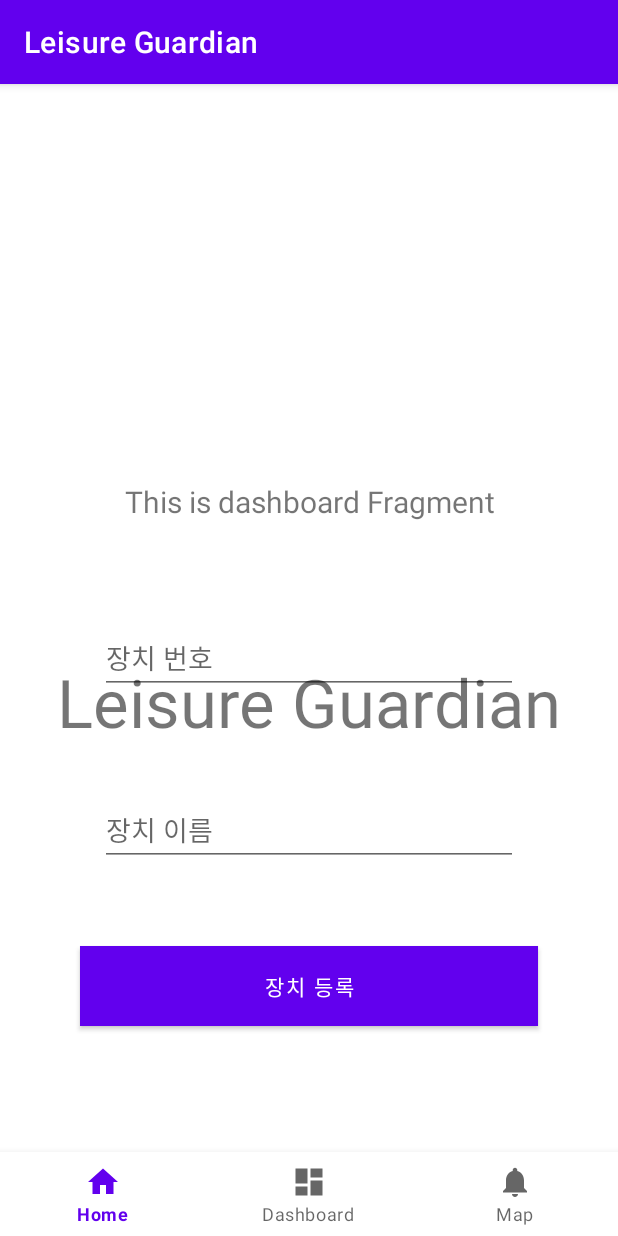
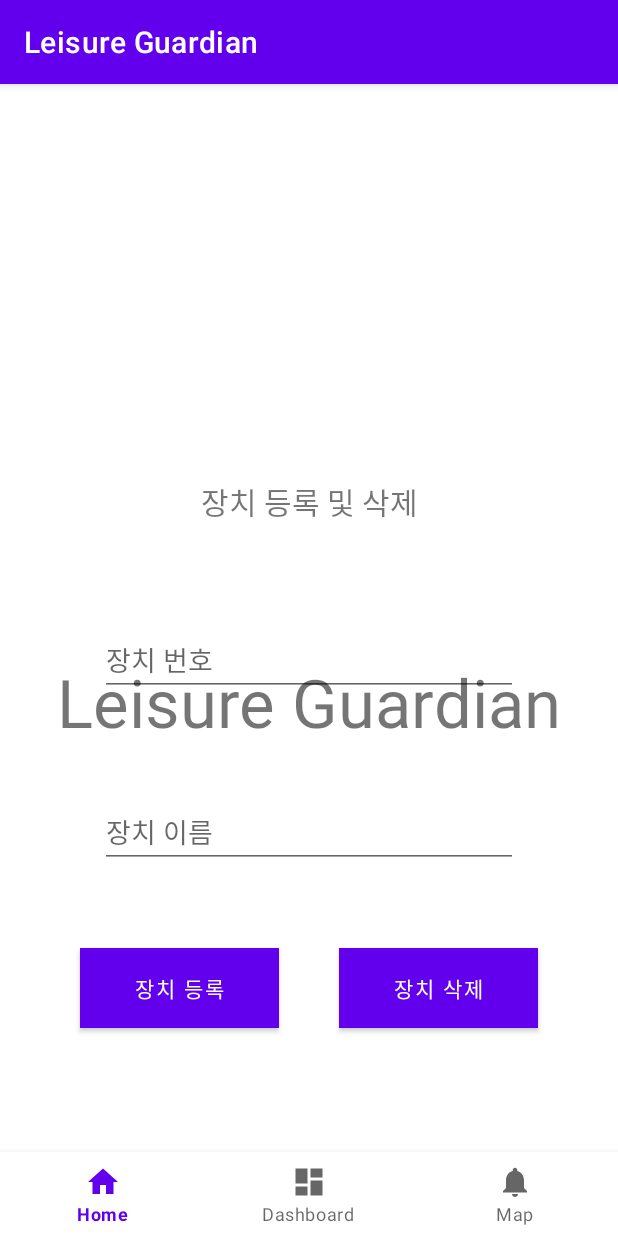
Before and after one commit to LeisureGuardian/App, an Android app: the DashboardFragment screen opened through its navigation route, on a phone screen of 412 x 824 dp. Run offline under Robolectric (Android 15) with nearby library versions, the phone set to English and light mode, and no system bars.

Commit message:
Device delete

```diff
--- /dev/null
+++ b/app/src/main/java/kr/ac/kumoh/ce/leisureguardian/data/DeviceInfo.kt
@@ -0,0 +1,3 @@
+package kr.ac.kumoh.ce.leisureguardian.data
+
+data class DeviceInfo(var deviceSerial: String, var DeviceName: String)
--- /dev/null
+++ b/app/src/main/java/kr/ac/kumoh/ce/leisureguardian/data/ResponseDevice.kt
@@ -0,0 +1,3 @@
+package kr.ac.kumoh.ce.leisureguardian.data
+
+data class ResponseDevice(var data: String)
--- a/app/src/main/java/kr/ac/kumoh/ce/leisureguardian/data/RetrofitAPI.kt
+++ b/app/src/main/java/kr/ac/kumoh/ce/leisureguardian/data/RetrofitAPI.kt
@@ -8,12 +8,22 @@ interface RetrofitAPI {
     @POST("/user/login")
     fun loginPost(@Body logindata: LoginData?): Call<ResponseData>
 
-//    @GET("/devicedata")
-//    suspend fun deviceGet(
-//        @Path("owner") owner: String?,
-//        @Header("x-access-token") token: String?
-//    ): Call<ResponseData<ArrayList<DeviceData>>>
-//
+    @GET("/devicedata")
+    fun deviceGet(
+        @Header("Authorization") token: String?
+    ): Call<DeviceData<ArrayList<StatusData>>>
+
+    @DELETE("/device/{id}")
+    fun delete_device(
+        @Path("id") deviceSerial: String?,
+        @Header("Authorization") token: String?
+    ) :Call<ResponseDevice>
+
+    @POST("/device")
+    fun add_device(
+        @Header("Authorization") token: String?,
+        @Body deviceInfo: DeviceInfo): Call<ResponseData>
+
     @GET("/device")
     fun statusGet(
         @Header("Authorization") token: String?): Call<DeviceData<ArrayList<Device>>>
--- a/app/src/main/java/kr/ac/kumoh/ce/leisureguardian/ui/dashboard/DashboardFragment.kt
+++ b/app/src/main/java/kr/ac/kumoh/ce/leisureguardian/ui/dashboard/DashboardFragment.kt
@@ -6,52 +6,85 @@ import android.view.LayoutInflater
 import android.view.View
 import android.view.ViewGroup
 import android.widget.Button
-import android.widget.TextView
+import android.widget.EditText
+import android.widget.Toast
 import androidx.fragment.app.Fragment
 import androidx.lifecycle.ViewModelProvider
 import kr.ac.kumoh.ce.leisureguardian.R
+import kr.ac.kumoh.ce.leisureguardian.Singleton
+import kr.ac.kumoh.ce.leisureguardian.data.DeviceInfo
+import kr.ac.kumoh.ce.leisureguardian.data.ResponseData
+import kr.ac.kumoh.ce.leisureguardian.data.ResponseDevice
+import kr.ac.kumoh.ce.leisureguardian.data.RetrofitAPI
+import retrofit2.Call
+import retrofit2.Callback
+import retrofit2.Response
+import retrofit2.Retrofit
+import retrofit2.converter.gson.GsonConverterFactory
 
 class DashboardFragment : Fragment() {
-
-    private lateinit var dashboardViewModel: DashboardViewModel
-    private var addDevice: Button? = null
 
     override fun onCreateView(
         inflater: LayoutInflater,
         container: ViewGroup?,
         savedInstanceState: Bundle?
     ): View? {
-        dashboardViewModel =
-            ViewModelProvider(this).get(DashboardViewModel::class.java)
+
         val root = inflater.inflate(R.layout.fragment_dashboard, container, false)
-        val textView: TextView = root.findViewById(R.id.text2)
-        dashboardViewModel.text.observe(viewLifecycleOwner, {
-            textView.text = it
-        })
+        val addDevice: Button = root.findViewById(R.id.add_device)
+        val deleteDevice: Button = root.findViewById(R.id.delete_device)
+        val deviceSerial: EditText = root.findViewById(R.id.deviceSerial)
+        val deviceName: EditText = root.findViewById(R.id.deviceName)
 
-        addDevice?.setOnClickListener {
-            Log.d("test-Dash button", "버튼 클릭")
-//            val retrofit: Retrofit = Retrofit.Builder().baseUrl("http://mmyu.synology.me:8000")
-//                .addConverterFactory(GsonConverterFactory.create()).build()
-//            val service = retrofit.create(RetrofitAPI::class.java)  // RetrofitAPI 사용
-//
-//            val deviceInfo = DeviceInfo(deviceSerial.text.toString(), deviceName.text.toString())
-//            val token = Singleton.getInstance(requireContext()).loginToken
-//            val request: Call<ResponseData> = service.add_device("Bearer "+"$token", deviceInfo)  // 로그인 확인
-//            request.enqueue(object : Callback<ResponseData> {
-//                override fun onResponse(
-//                    call: Call<ResponseData>,
-//                    response: Response<ResponseData>
-//                ) {
-//                    Log.d("test-Dash response", response.toString())
-//                    Log.d("test-Dash response body", response.body().toString())
-//                    Toast.makeText(requireContext(), "장치가 성공적으로 등록되었습니다", Toast.LENGTH_SHORT).show()
-//                }
-//
-//                override fun onFailure(call: Call<ResponseData>, t: Throwable) {
-//                    Toast.makeText(requireContext(), "장치 등록 실패", Toast.LENGTH_SHORT).show()
-//                }
-//            })
+        addDevice.setOnClickListener {
+            Log.d("test-Dash add", "등록 버튼 클릭")
+            val retrofit: Retrofit = Retrofit.Builder().baseUrl("http://mmyu.synology.me:8000")
+                .addConverterFactory(GsonConverterFactory.create()).build()
+            val service = retrofit.create(RetrofitAPI::class.java)  // RetrofitAPI 사용
+
+            val deviceInfo = DeviceInfo(deviceSerial.text.toString(), deviceName.text.toString())
+            Log.d("test-Dash deviceInfo", deviceInfo.toString())
+            val token = Singleton.getInstance().loginToken
+            val request: Call<ResponseData> = service.add_device("Bearer $token", deviceInfo)  // 로그인 확인
+            request.enqueue(object: Callback<ResponseData> {
+                override fun onResponse(
+                    call: Call<ResponseData>,
+                    response: Response<ResponseData>
+                ) {
+                    Log.d("test-Dash response", response.toString())
+                    Log.d("test-Dash response body", response.body().toString())
+                    if(response.body().toString() != null) {
+                        Toast.makeText(requireContext(), "장치가 성공적으로 등록되었습니다", Toast.LENGTH_SHORT).show()
+                    }
+                    else {
+                        Toast.makeText(requireContext(), "장치가 등록되지않았습니다", Toast.LENGTH_SHORT).show()
+                    }
+                }
+                override fun onFailure(call: Call<ResponseData>, t: Throwable) {
+                    Toast.makeText(requireContext(), "장치 등록 실패", Toast.LENGTH_SHORT).show()
+                }
+            })
+        }
+        deleteDevice.setOnClickListener {
+            Log.d("test-Dash delete","삭제 버튼 눌림")
+            val retrofit: Retrofit = Retrofit.Builder().baseUrl("http://mmyu.synology.me:8000")
+                .addConverterFactory(GsonConverterFactory.create()).build()
+            val service = retrofit.create(RetrofitAPI::class.java)  // RetrofitAPI 사용
+            val token = Singleton.getInstance().loginToken
+            val request: Call<ResponseDevice> = service.delete_device(deviceSerial.text.toString() ,"Bearer $token")    // 로그인 확인
+            request.enqueue(object: Callback<ResponseDevice> {
+                override fun onResponse(
+                    call: Call<ResponseDevice>,
+                    response: Response<ResponseDevice>
+                ) {
+                    Log.d("test-Dash response", response.toString())
+                    Log.d("test-Dash response body", response.body().toString())
+                    Toast.makeText(requireContext(), "장치가 성공적으로 삭제되었습니다", Toast.LENGTH_SHORT).show()
+                }
+                override fun onFailure(call: Call<ResponseDevice>, t: Throwable) {
+                    Toast.makeText(requireContext(), "장치 삭제 실패", Toast.LENGTH_SHORT).show()
+                }
+            })
         }
         return root
     }
--- a/app/src/main/java/kr/ac/kumoh/ce/leisureguardian/ui/dashboard/DashboardViewModel.kt
+++ /dev/null
@@ -1,13 +0,0 @@
-package kr.ac.kumoh.ce.leisureguardian.ui.dashboard
-
-import androidx.lifecycle.LiveData
-import androidx.lifecycle.MutableLiveData
-import androidx.lifecycle.ViewModel
-
-class DashboardViewModel : ViewModel() {
-
-    private val _text = MutableLiveData<String>().apply {
-        value = "This is dashboard Fragment"
-    }
-    val text: LiveData<String> = _text
-}
--- a/app/src/main/java/kr/ac/kumoh/ce/leisureguardian/ui/home/HomeFragment.kt
+++ b/app/src/main/java/kr/ac/kumoh/ce/leisureguardian/ui/home/HomeFragment.kt
@@ -33,9 +33,9 @@ class HomeFragment : Fragment() {
         val root = inflater.inflate(R.layout.fragment_home, container, false)
         val textView: TextView = root.findViewById(R.id.text_home)
 
-        homeViewModel.text.observe(viewLifecycleOwner, {
-            textView.text = it
-        })
+//        homeViewModel.text.observe(viewLifecycleOwner, {
+//            textView.text = it
+//        })
 
         val retrofit: Retrofit = Retrofit.Builder().baseUrl("http://mmyu.synology.me:8000")
             .addConverterFactory(GsonConverterFactory.create()).build()
@@ -44,12 +44,11 @@ class HomeFragment : Fragment() {
         val token = Singleton.getInstance().loginToken
         Log.d("test-Home token", token.toString())
         val request: Call<DeviceData<ArrayList<Device>>> = service.statusGet("Bearer $token")
-        Log.d("test-Home request", request.toString())
         request.enqueue(object: Callback<DeviceData<ArrayList<Device>>> {
-
             override fun onResponse(call: Call<DeviceData<ArrayList<Device>>>, response: Response<DeviceData<ArrayList<Device>>>) {
                 Log.d("test-Home response", response.toString())
                 Log.d("test-Home response body", response.body().toString())
+                textView.text = response.body().toString()
             }
             override fun onFailure(call: Call<DeviceData<ArrayList<Device>>>, t: Throwable) {
                 Log.d("test-Home error", t.toString())
--- a/app/src/main/res/layout/fragment_dashboard.xml
+++ b/app/src/main/res/layout/fragment_dashboard.xml
@@ -20,7 +20,6 @@
             android:id="@+id/alarm"
             android:layout_width="match_parent"
             android:layout_height="wrap_content"
-            android:text=" "
             android:textSize="20dp"
             android:textColor="#000000"
             android:textAlignment="center"
@@ -31,9 +30,7 @@
             android:layout_height="wrap_content"
             android:textAlignment="center"
             android:textSize="20dp"
-            android:text=" "
             android:gravity="center_horizontal" />
-
         <TextView
             android:id="@+id/text2"
             android:layout_width="match_parent"
@@ -42,23 +39,21 @@
             android:textAlignment="center"
             android:gravity="center_horizontal"
             android:textSize="20dp"
-            android:text="장치 등록이 필요합니다\n"  />
-
+            android:text="장치 등록 및 삭제"  />
         <EditText
             android:id="@+id/deviceSerial"
             android:layout_width="match_parent"
             android:layout_height="wrap_content"
             android:ems="10"
-            android:inputType="textEmailAddress"
+            android:inputType="number"
             android:layout_margin="50px"
             android:hint="장치 번호"/>
-
         <EditText
             android:id="@+id/deviceName"
             android:layout_width="match_parent"
             android:layout_height="wrap_content"
             android:ems="10"
-            android:inputType="textPassword"
+            android:inputType="text"
             android:layout_margin="50px"
             android:hint="장치 이름"/>
 
@@ -66,7 +61,6 @@
             android:layout_width="match_parent"
             android:layout_height="match_parent"
             android:orientation="horizontal">
-
             <Button
                 android:id="@+id/add_device"
                 android:layout_width="match_parent"
@@ -76,6 +70,15 @@
                 android:background="#7DE8DB"
                 android:padding="10dp"
                 android:text="장치 등록" />
+            <Button
+                android:id="@+id/delete_device"
+                android:layout_width="match_parent"
+                android:layout_height="wrap_content"
+                android:layout_margin="20dp"
+                android:layout_weight="1"
+                android:background="#7DE8DB"
+                android:padding="10dp"
+                android:text="장치 삭제" />
         </LinearLayout>
     </LinearLayout>
 </androidx.constraintlayout.widget.ConstraintLayout>
--- a/app/src/main/res/navigation/mobile_navigation.xml
+++ b/app/src/main/res/navigation/mobile_navigation.xml
@@ -9,17 +9,27 @@
         android:id="@+id/navigation_home"
         android:name="kr.ac.kumoh.ce.leisureguardian.ui.home.HomeFragment"
         android:label="@string/title_home"
-        tools:layout="@layout/fragment_home" />
-
+        tools:layout="@layout/fragment_home">
+        <action
+            android:id="@+id/action_navigation_home_to_navigation_dashboard"
+            app:destination="@id/navigation_dashboard" />
+    </fragment>
     <fragment
         android:id="@+id/navigation_dashboard"
         android:name="kr.ac.kumoh.ce.leisureguardian.ui.dashboard.DashboardFragment"
         android:label="@string/title_dashboard"
-        tools:layout="@layout/fragment_dashboard" />
-
+        tools:layout="@layout/fragment_dashboard">
+        <action
+            android:id="@+id/action_navigation_dashboard_to_navigation_maps"
+            app:destination="@id/navigation_dashboard" />
+    </fragment>
     <fragment
         android:id="@+id/navigation_map"
         android:name="kr.ac.kumoh.ce.leisureguardian.ui.map.MapFragment"
         android:label="@string/title_map"
-        tools:layout="@layout/fragment_map" />
+        tools:layout="@layout/fragment_map">
+        <action
+            android:id="@+id/action_navigation_maps_to_navigation_home"
+            app:destination="@id/navigation_home" />
+    </fragment>
 </navigation>
```
Also changed, not shown: app/src/main/java/kr/ac/kumoh/ce/leisureguardian/ui/map/MapViewModel.kt (deleted, +0 -13 lines).
